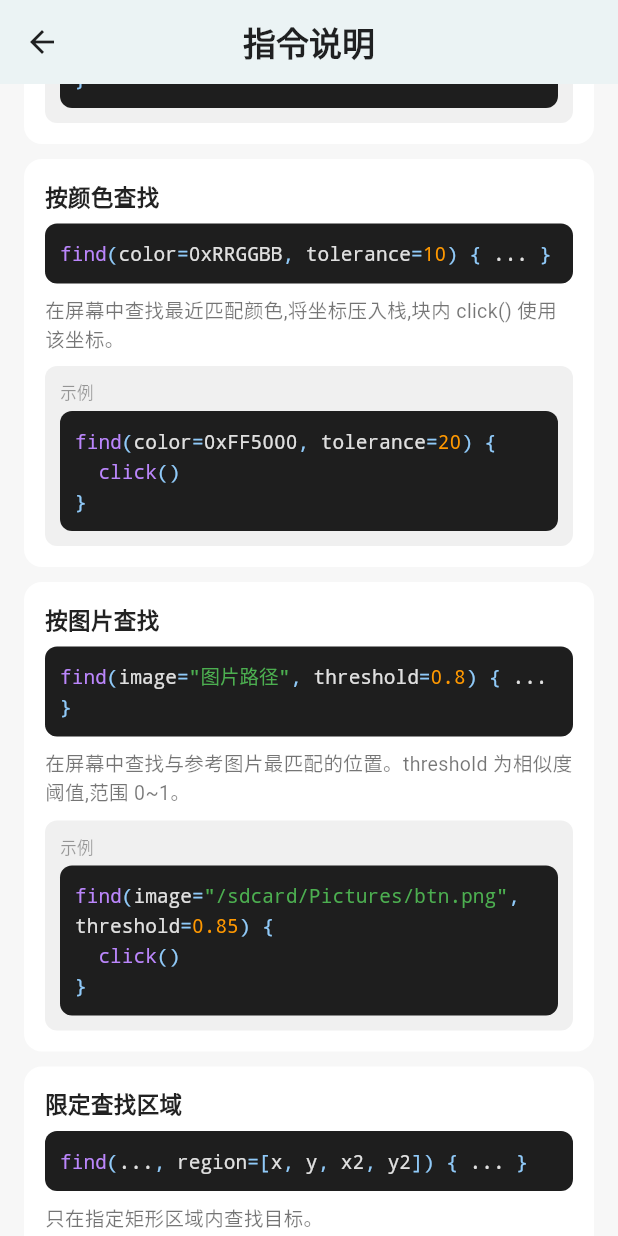
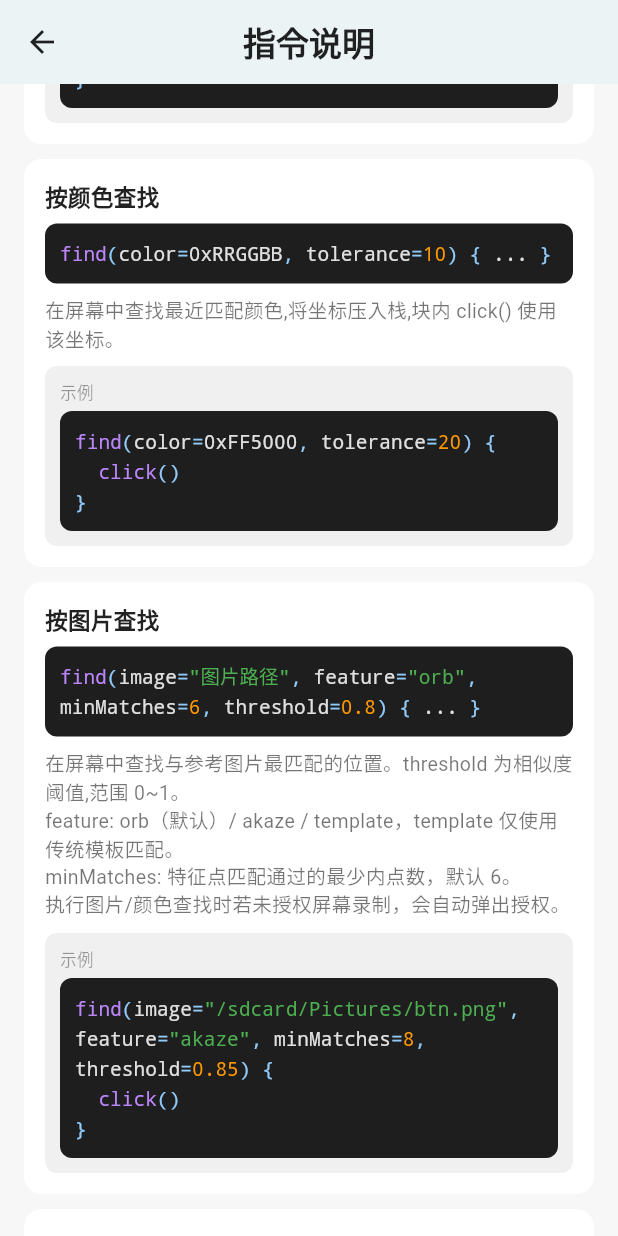
Before and after one commit to QangXing/Isolation, a Flutter app: the InstructionManualScreen screen opened directly, scrolled down 1728 dp, on a phone screen of 412 x 824 dp. Run offline on Flutter 3.47's test engine with Material 3 defaults, Android fonts, the phone set to English and light mode, and no system bars; our stand-ins replace file_picker, share_plus, shared_preferences; accounts and stored records are empty.

Commit message:
docs: 更新 find(image=...) 的 feature/minMatches 与权限说明

```diff
--- a/lib/screens/instruction_manual_screen.dart
+++ b/lib/screens/instruction_manual_screen.dart
@@ -79,9 +79,9 @@ class InstructionManualScreen extends StatelessWidget {
           ),
           _InstructionCard(
             title: '按图片查找',
-            syntax: 'find(image="图片路径", threshold=0.8) { ... }',
-            description: '在屏幕中查找与参考图片最匹配的位置。threshold 为相似度阈值,范围 0~1。',
-            example: 'find(image="/sdcard/Pictures/btn.png", threshold=0.85) {\n  click()\n}',
+            syntax: 'find(image="图片路径", feature="orb", minMatches=6, threshold=0.8) { ... }',
+            description: '在屏幕中查找与参考图片最匹配的位置。threshold 为相似度阈值,范围 0~1。\nfeature: orb（默认）/ akaze / template，template 仅使用传统模板匹配。\nminMatches: 特征点匹配通过的最少内点数，默认 6。\n执行图片/颜色查找时若未授权屏幕录制，会自动弹出授权。',
+            example: 'find(image="/sdcard/Pictures/btn.png", feature="akaze", minMatches=8, threshold=0.85) {\n  click()\n}',
           ),
           _InstructionCard(
             title: '限定查找区域',
```
